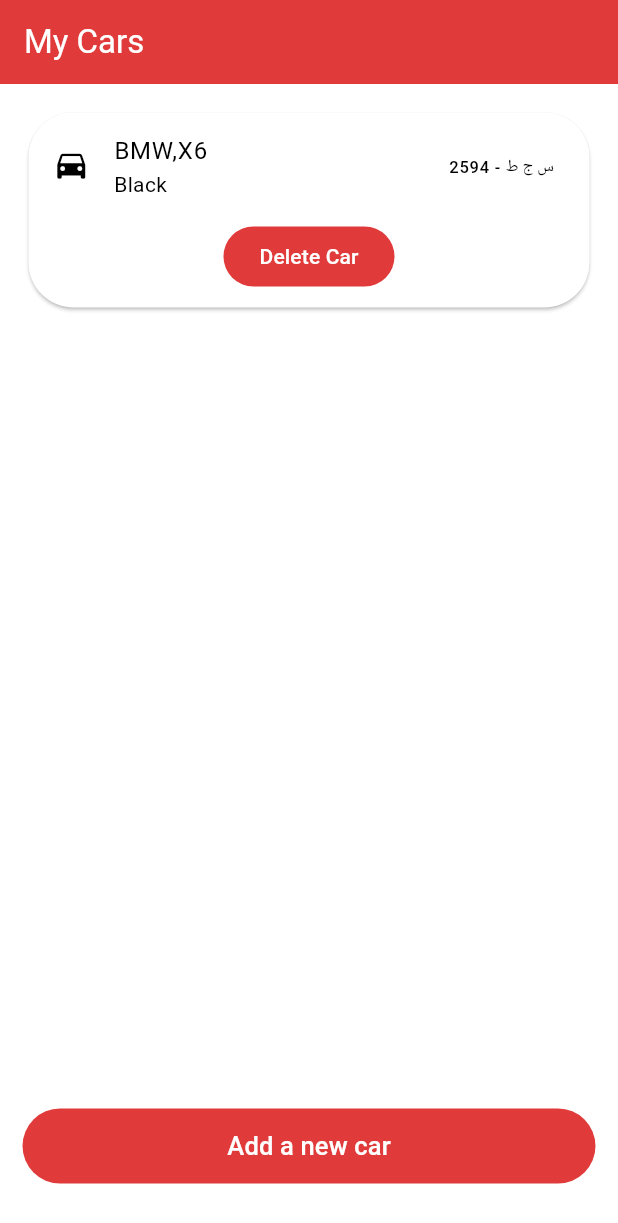
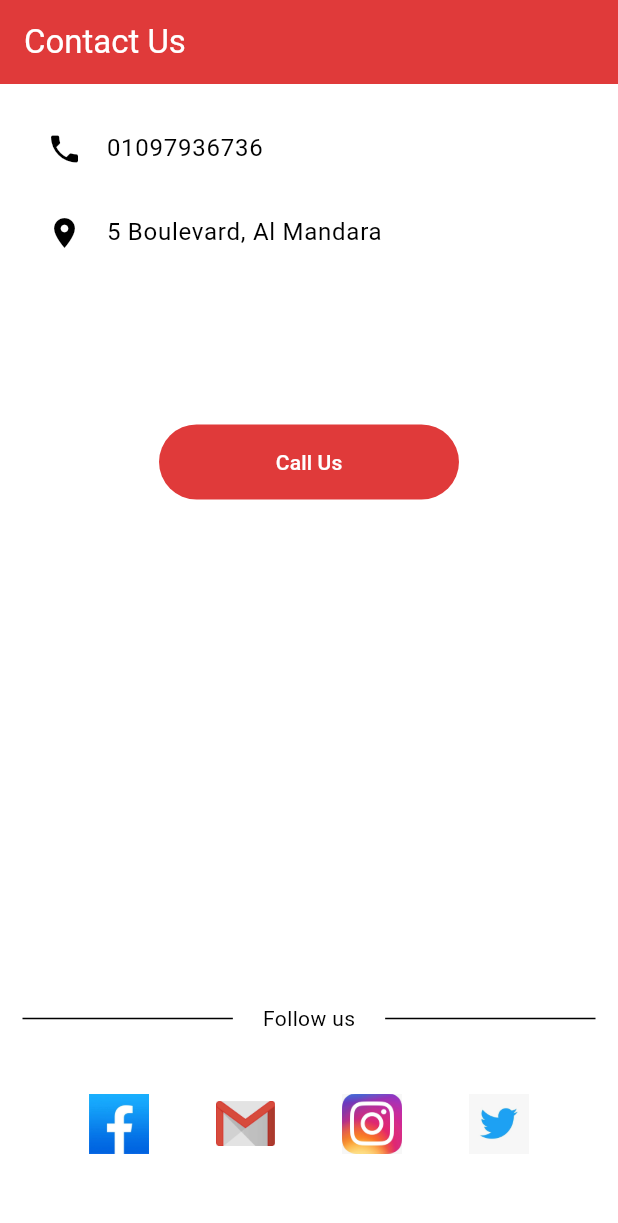
Before and after one commit to mazin619/belia, a Flutter app: the screen it shows after launch, on a phone screen of 412 x 824 dp. Shown: the top 1223 px of the screen. Run offline on Flutter 3.47's test engine with Material 3 defaults, Android fonts, the phone set to English and light mode, and no system bars; Roboto replaces fonts that are missing (Poppins).

Commit message:
about, contact pages

```diff
--- /dev/null
+++ b/lib/contact_us.dart
@@ -0,0 +1,71 @@
+import 'package:flutter/material.dart';
+import 'package:url_launcher/url_launcher.dart';
+
+class ContactUs extends StatelessWidget {
+  const ContactUs({super.key});
+
+  @override
+  Widget build(BuildContext context) {
+    return Scaffold(
+      appBar: AppBar(
+        title: const Text('Contact Us'),
+      ),
+      body: Padding(
+        padding: const EdgeInsets.all(15),
+        child: Column(
+          children: [
+            const ListTile(
+              leading: Icon(Icons.phone),
+              title: Text('01097936736'),
+            ),
+            const ListTile(
+              leading: Icon(Icons.location_on),
+              title: Text('5 Boulevard, Al Mandara'),
+            ),
+            const SizedBox(height: 100),
+            FilledButton(
+                onPressed: () {
+                  final Uri launchUri = Uri(
+                    scheme: 'tel',
+                    path: '19666',
+                  );
+                  launchUrl(launchUri);
+                },
+                style: FilledButton.styleFrom(minimumSize: const Size(200, 50)),
+                child: const Text('Call Us')),
+            const Spacer(),
+            const Row(
+              children: [
+                Expanded(
+                  child: Divider(
+                    endIndent: 20,
+                  ),
+                ),
+                Text('Follow us'),
+                Expanded(
+                    child: Divider(
+                  indent: 20,
+                )),
+              ],
+            ),
+            SizedBox(
+              height: 120,
+              child: Row(
+                mainAxisAlignment: MainAxisAlignment.spaceEvenly,
+                children: [
+                  Image.asset('assets/images/facebook.jpg', height: 40),
+                  Image.asset(
+                    'assets/images/gmail.jpg',
+                    height: 30,
+                  ),
+                  Image.asset('assets/images/instagram.jpg', height: 40),
+                  Image.asset('assets/images/twitter.jpg', height: 40),
+                ],
+              ),
+            ),
+          ],
+        ),
+      ),
+    );
+  }
+}
--- a/lib/main.dart
+++ b/lib/main.dart
@@ -1,4 +1,6 @@
 import 'package:flutter/material.dart';
+import 'package:myapps/about_us.dart';
+import 'package:myapps/contact_us.dart';
 
 import 'add_car.dart';
 import 'auth/login.dart';
@@ -48,13 +50,15 @@ class MyApp extends StatelessWidget {
               borderSide: const BorderSide(color: Colors.red)),
         ),
       ),
-      initialRoute: 'myCars',
+      initialRoute: 'contact-us',
       routes: {
         'login': (context) => const Login(),
         'register': (context) => const Register(),
-        'customerInfo': (context) => const CustomerInfo(),
-        'myCars': (context) => const MyCars(),
-        'addCar': (context) => const AddCar(),
+        'customer-info': (context) => const CustomerInfo(),
+        'my-cars': (context) => const MyCars(),
+        'add-car': (context) => const AddCar(),
+        'about-us': (context) => const AboutUs(),
+        'contact-us': (context) => const ContactUs(),
       },
     );
   }
--- a/lib/my_cars.dart
+++ b/lib/my_cars.dart
@@ -53,7 +53,7 @@ class _MyCarsState extends State<MyCars> {
                                         ),
                                         actions: <Widget>[
                                           TextButton(
-                                            child: const Text('Nevermind'),
+                                            child: const Text('Cancel'),
                                             onPressed: () {
                                               Navigator.pop(context);
                                             },
--- a/pubspec.yaml
+++ b/pubspec.yaml
@@ -35,6 +35,7 @@ dependencies:
   # The following adds the Cupertino Icons font to your application.
   # Use with the CupertinoIcons class for iOS style icons.
   cupertino_icons: ^1.0.2
+  url_launcher: 6.2.5
 
 dev_dependencies:
   flutter_test:
```
Also changed, not shown: lib/about_us.dart (added, +68 -0 lines), assets/images/facebook.jpg (added), assets/images/gmail.jpg (added), assets/images/instagram.jpg (added), assets/images/map.jpg (added), assets/images/twitter.jpg (added), pubspec.lock, 7 other files.
